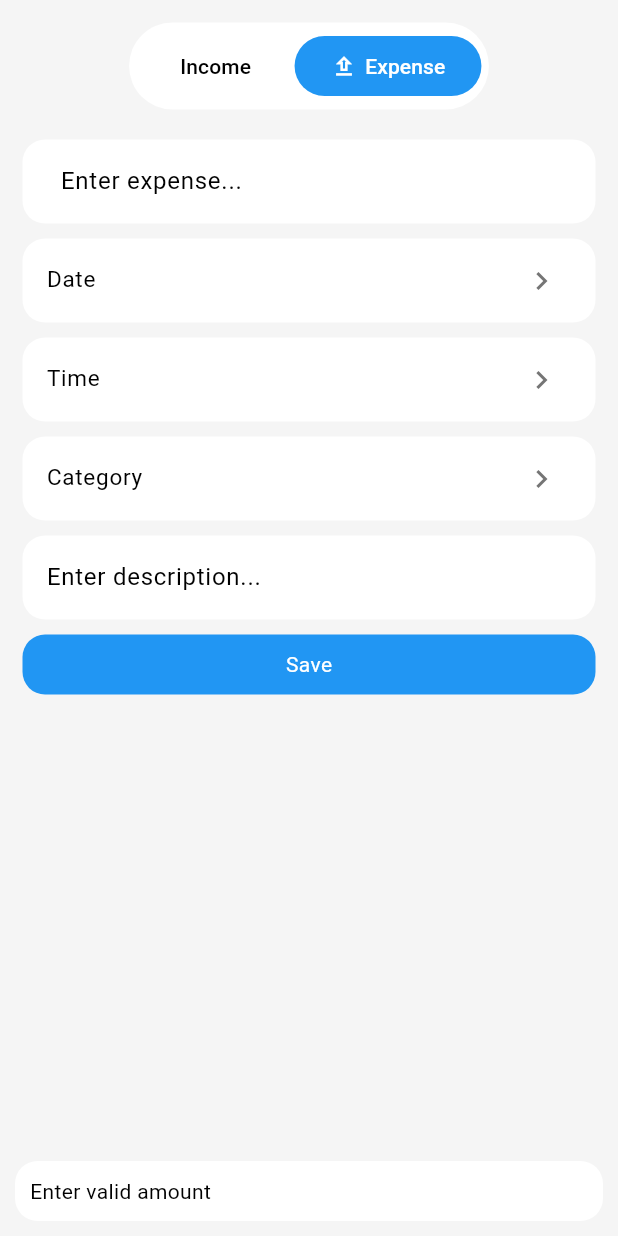
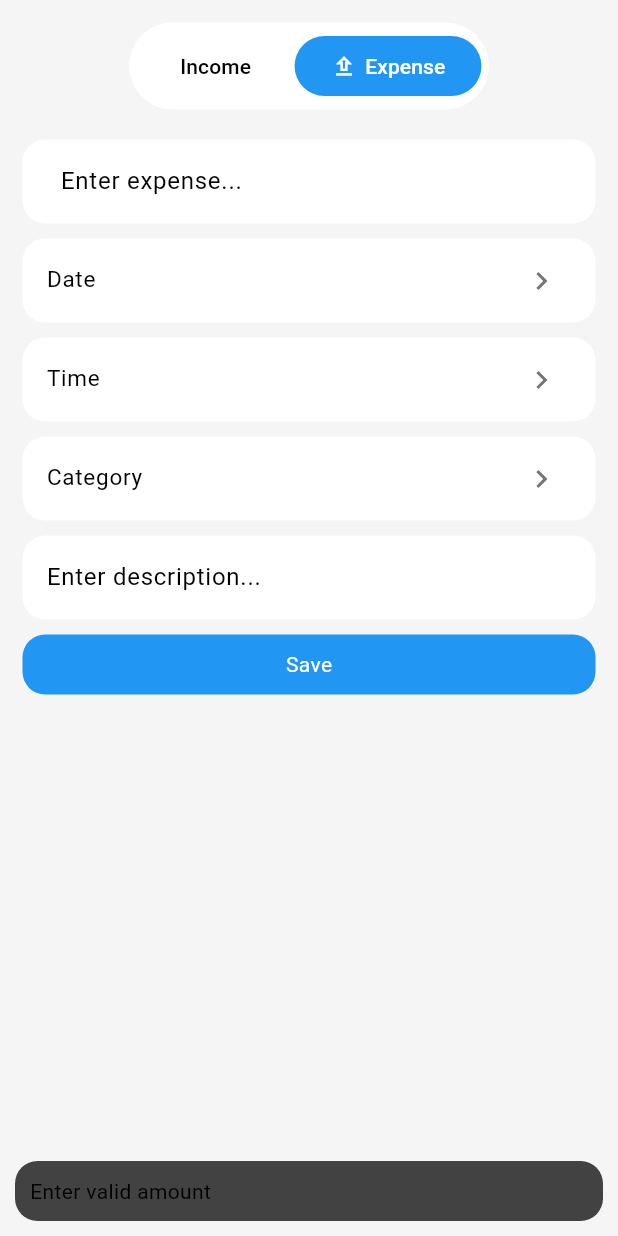
Before and after one commit to atomi19/open_budget, a Flutter app: the AddTransactionPage screen opened directly with empty values, after a tap on "Expense", after a tap on "Save", on a phone screen of 412 x 824 dp. Run offline on Flutter 3.47's test engine with Material 3 defaults, Android fonts, the phone set to English and light mode, and no system bars; our stand-ins replace drift, drift_flutter, shared_preferences; accounts and stored records are empty; generated files the repository leaves out were written again.

Commit message:
Use single SnackBar color in both light and dark theme

```diff
--- a/lib/widgets/show_snack_bar.dart
+++ b/lib/widgets/show_snack_bar.dart
@@ -13,7 +13,7 @@ void showSnackBar({
       content: Container(
         padding: const EdgeInsets.all(10),
         decoration: BoxDecoration(
-          color: Theme.of(context).colorScheme.primaryContainer,
+          color: Colors.grey.shade800,
           borderRadius: BorderRadius.circular(15),
         ),
         child: content,
```
